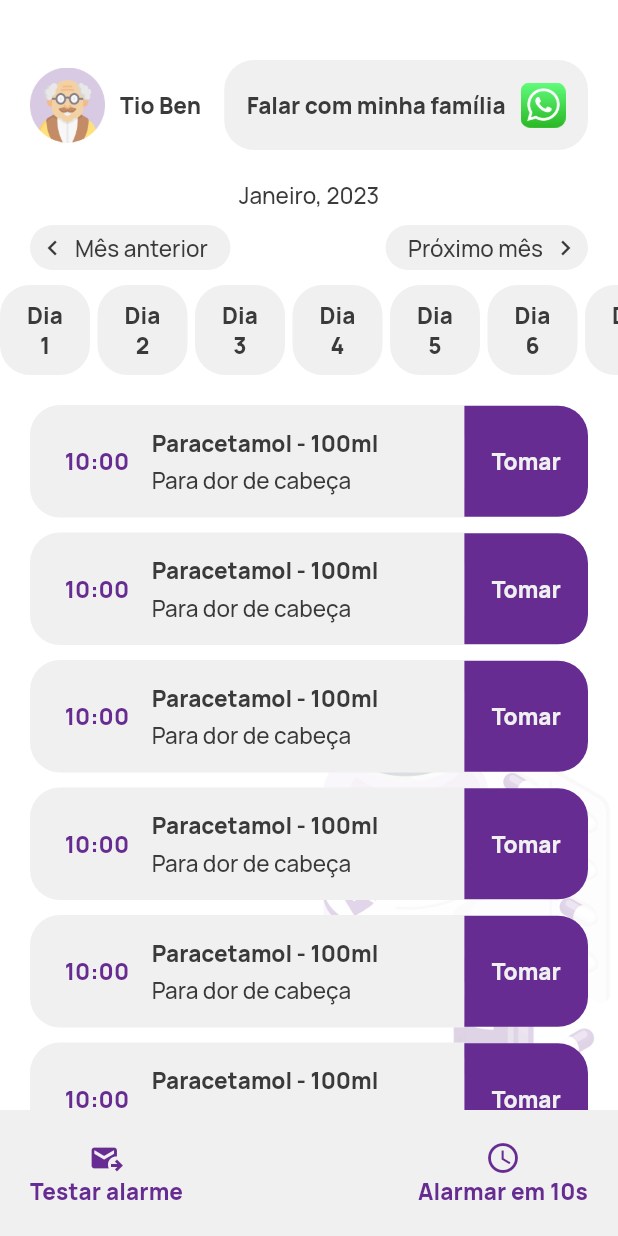
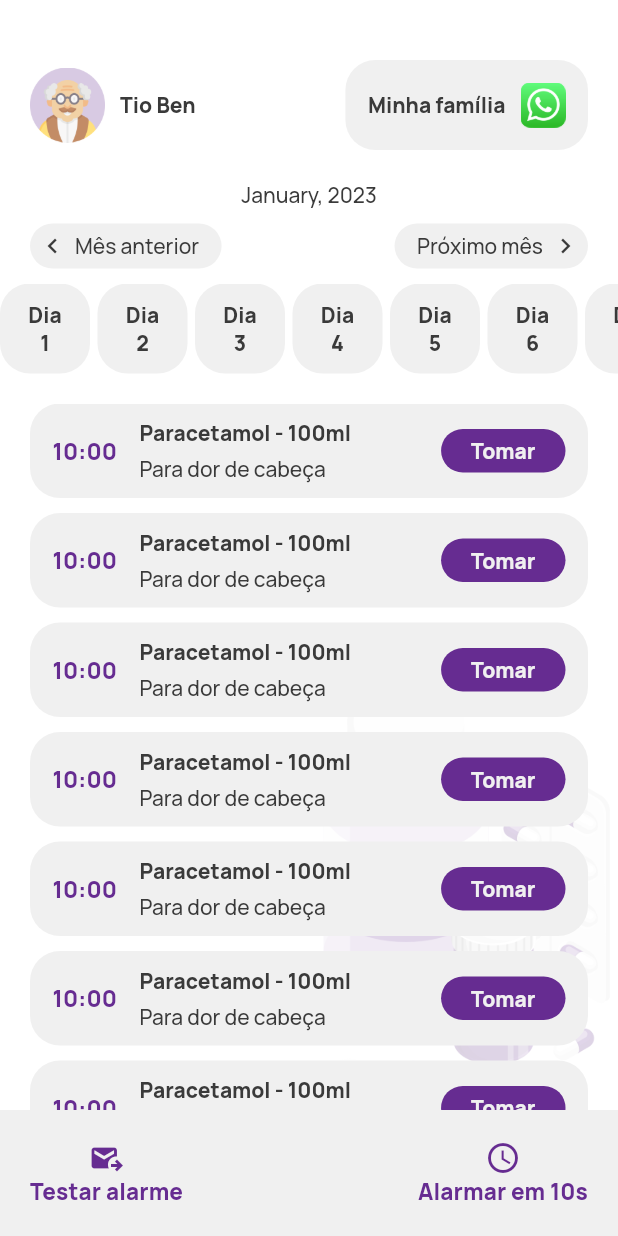
Before and after one commit to davidcbrl/medicine-app, a Flutter app: the screen it shows after launch, on a phone screen of 412 x 824 dp. Run offline on Flutter 3.47's test engine with Material 2 defaults, Android fonts, the phone set to English and light mode, and no system bars; our stand-ins replace awesome_notifications, get, get_storage.

Commit message:
Fixing layout issues and improving custom widgets

```diff
--- a/lib/controllers/chat_controller.dart
+++ b/lib/controllers/chat_controller.dart
@@ -2,9 +2,14 @@ import 'package:url_launcher/url_launcher.dart';
 
 class ChatController {
   Future<void> launchWhatsapp() async {
-    Uri url = Uri.parse('https://wa.me/+5541996194517?text=Preciso%20de%20ajuda%20com%20meu%20rem%C3%A9dio');
-    if (!await launchUrl(url)) {
-      throw Exception('Could not launch $url');
+    String text = 'Preciso de ajuda com o meu medicamento';
+    Uri url = Uri.parse('https://api.whatsapp.com/send?type=phone_number&phone=5541996194517&text=$text');
+
+    if (await canLaunchUrl(url)) {
+      await launchUrl(url, mode: LaunchMode.externalApplication);
+      return;
     }
+
+    throw 'Não foi possível abrir: $url';
   }
 }
--- a/lib/main.dart
+++ b/lib/main.dart
@@ -39,6 +39,7 @@ class _MyAppState extends State<MyApp> {
           secondary: Color(0xFF3A3A3A),
           tertiary: Color(0xFFF0F0F0),
           background: Color(0xFFFFFFFF),
+          error: Color(0xFFEB5757),
         ),
         textTheme: const TextTheme(
           titleLarge: TextStyle(
@@ -53,17 +54,17 @@ class _MyAppState extends State<MyApp> {
           ),
           labelMedium: TextStyle(
             color: Color(0xFF3A3A3A),
-            fontSize: 15,
+            fontSize: 14,
             fontWeight: FontWeight.w900,
           ),
           bodyMedium: TextStyle(
             color: Color(0xFF3A3A3A),
-            fontSize: 15,
+            fontSize: 14,
             fontWeight: FontWeight.w500,
           ),
           displayMedium: TextStyle(
             color: Color(0xFFF0F0F0),
-            fontSize: 15,
+            fontSize: 14,
             fontWeight: FontWeight.w900,
           ),
         )
--- a/lib/pages/home/home_page.dart
+++ b/lib/pages/home/home_page.dart
@@ -26,6 +26,8 @@ class _HomePageState extends State<HomePage> {
 
   @override
   Widget build(BuildContext context) {
+    List<Widget> medicines = List.generate(10, (index) => const CustomListItemWidget());
+    List<Widget> boxes = List.generate(2, (index) => const SizedBox(height: 100));
     return CustomPageWidget(
       hasPadding: false,
       body: Column(
@@ -46,7 +48,7 @@ class _HomePageState extends State<HomePage> {
                   label: 'Tio Ben',
                 ),
                 CustomSelectItemWidget(
-                  label: 'Falar com minha família',
+                  label: 'Minha família',
                   image: Image.asset(
                     'assets/img/whatsapp.png',
                     width: 30,
@@ -71,10 +73,7 @@ class _HomePageState extends State<HomePage> {
                 padding: EdgeInsets.zero,
                 controller: _scrollController,
                 physics: const AlwaysScrollableScrollPhysics(),
-                children: List.generate(
-                  10,
-                  (index) => const CustomListItemWidget(),
-                ),
+                children: [...medicines, ...boxes],
               ),
             ),
           ),
--- a/lib/pages/medicines/alarm_page.dart
+++ b/lib/pages/medicines/alarm_page.dart
@@ -40,7 +40,7 @@ class _AlarmPageState extends State<AlarmPage> {
                 label: 'Tio Ben',
               ),
               CustomSelectItemWidget(
-                label: 'Falar com minha família',
+                label: 'Minha família',
                 image: Image.asset(
                   'assets/img/whatsapp.png',
                   width: 30,
--- a/lib/providers/notification_provider.dart
+++ b/lib/providers/notification_provider.dart
@@ -72,7 +72,7 @@ class NotificationProvider {
         return AlertDialog(
           title: Text(
             'Permitir notificações',
-            style: Theme.of(context).textTheme.titleLarge,
+            style: Theme.of(context).textTheme.titleMedium,
           ),
           content: Column(
             mainAxisSize: MainAxisSize.min,
@@ -92,8 +92,8 @@ class NotificationProvider {
               },
               child: Text(
                 'Não permitir',
-                style: Theme.of(context).textTheme.titleLarge?.copyWith(
-                  color: Colors.redAccent,
+                style: Theme.of(context).textTheme.bodyMedium?.copyWith(
+                  color: Theme.of(context).colorScheme.error,
                 ),
               ),
             ),
@@ -104,8 +104,8 @@ class NotificationProvider {
               },
               child: Text(
                 'Permitir',
-                style: Theme.of(context).textTheme.titleLarge?.copyWith(
-                  color: Colors.green,
+                style: Theme.of(context).textTheme.labelMedium?.copyWith(
+                  color: Theme.of(context).colorScheme.primary,
                 ),
               ),
             ),
--- a/lib/widgets/custom_calendar_carousel_widget.dart
+++ b/lib/widgets/custom_calendar_carousel_widget.dart
@@ -1,16 +1,25 @@
 import 'package:flutter/material.dart';
+import 'package:intl/intl.dart';
 
-class CustomCalendarCarouselWidget extends StatelessWidget {
-  const CustomCalendarCarouselWidget({
-    super.key,
-  });
+class CustomCalendarCarouselWidget extends StatefulWidget {
+  const CustomCalendarCarouselWidget({super.key});
+
+  @override
+  State<CustomCalendarCarouselWidget> createState() => _CustomCalendarCarouselWidgetState();
+}
+
+class _CustomCalendarCarouselWidgetState extends State<CustomCalendarCarouselWidget> {
+  DateTime currentDate = DateTime.now();
+  DateTime displayDate = DateTime.now();
 
   @override
   Widget build(BuildContext context) {
+    DateFormat format = DateFormat('MMMM, yyyy');
+    var formattedDate = format.format(displayDate);
     return Column(
       children: [
         Text(
-          'Janeiro, 2023',
+          formattedDate,
           style: Theme.of(context).textTheme.bodyMedium,
         ),
         const SizedBox(
@@ -21,7 +30,13 @@ class CustomCalendarCarouselWidget extends StatelessWidget {
           child: Row(
             mainAxisAlignment: MainAxisAlignment.spaceBetween,
             children: [
-              Container(
+              InkWell(
+                onTap: () {
+                  setState(() {
+                    displayDate = DateTime(displayDate.year, displayDate.month - 1, displayDate.day);
+                  });
+                },
+                child: Container(
                   padding: const EdgeInsets.only(left: 5, top: 5, right: 15, bottom: 5),
                   decoration: BoxDecoration(
                     color: Theme.of(context).colorScheme.tertiary,
@@ -44,7 +59,14 @@ class CustomCalendarCarouselWidget extends StatelessWidget {
                     ],
                   ),
                 ),
-              Container(
+              ),
+              InkWell(
+                onTap: () {
+                  setState(() {
+                    displayDate = DateTime(displayDate.year, displayDate.month + 1, displayDate.day);
+                  });
+                },
+                child: Container(
                   padding: const EdgeInsets.only(left: 15, top: 5, right: 5, bottom: 5),
                   decoration: BoxDecoration(
                     color: Theme.of(context).colorScheme.tertiary,
@@ -67,6 +89,7 @@ class CustomCalendarCarouselWidget extends StatelessWidget {
                     ],
                   ),
                 ),
+              ),
             ],
           ),
         ),
@@ -77,15 +100,17 @@ class CustomCalendarCarouselWidget extends StatelessWidget {
           height: 60,
           child: ListView(
             scrollDirection: Axis.horizontal,
-            children: List.generate(
-              10,
+            children: [
+              ...List.generate(
+                DateTime(displayDate.year, displayDate.month, 0).day,
                 (index) {
+                  bool isToday = (index + 1) == currentDate.day && currentDate.month == displayDate.month;
                   return Row(
                     children: [
                       Container(
                         padding: const EdgeInsets.all(10),
                         decoration: BoxDecoration(
-                        color: Theme.of(context).colorScheme.tertiary,
+                          color: isToday ? Theme.of(context).colorScheme.primary : Theme.of(context).colorScheme.tertiary,
                           borderRadius: BorderRadius.circular(20),
                         ),
                         width: 60,
@@ -95,11 +120,11 @@ class CustomCalendarCarouselWidget extends StatelessWidget {
                           children: [
                             Text(
                               'Dia',
-                            style: Theme.of(context).textTheme.labelMedium,
+                              style: isToday ? Theme.of(context).textTheme.displayMedium : Theme.of(context).textTheme.labelMedium,
                             ),
                             Text(
                               '${index + 1}',
-                            style: Theme.of(context).textTheme.labelMedium,
+                              style: isToday ? Theme.of(context).textTheme.displayMedium : Theme.of(context).textTheme.labelMedium,
                             ),
                           ],
                         ),
@@ -111,6 +136,7 @@ class CustomCalendarCarouselWidget extends StatelessWidget {
                   );
                 },
               ),
+            ],
           ),
         ),
       ],
--- a/lib/widgets/custom_list_item_widget.dart
+++ b/lib/widgets/custom_list_item_widget.dart
@@ -7,20 +7,13 @@ class CustomListItemWidget extends StatelessWidget {
   Widget build(BuildContext context) {
     return Column(
       children: [
-        Row(
-          children: [
-            Expanded(
-              child: Container(
-                padding: const EdgeInsets.all(15),
+        Container(
+          padding: const EdgeInsets.symmetric(horizontal: 15, vertical: 10),
           decoration: BoxDecoration(
             color: Theme.of(context).colorScheme.tertiary,
-                  borderRadius: const BorderRadius.only(
-                    topLeft: Radius.circular(20),
-                    bottomLeft: Radius.circular(20),
-                  ),
+            borderRadius: BorderRadius.circular(20),
           ),
           child: Row(
-                  mainAxisAlignment: MainAxisAlignment.center,
             children: [
               Text(
                 '10:00',
@@ -29,7 +22,9 @@ class CustomListItemWidget extends StatelessWidget {
               const SizedBox(
                 width: 15,
               ),
-                    Column(
+              Expanded(
+                child: Column(
+                  mainAxisAlignment: MainAxisAlignment.start,
                   crossAxisAlignment: CrossAxisAlignment.start,
                   children: [
                     SizedBox(
@@ -61,27 +56,20 @@ class CustomListItemWidget extends StatelessWidget {
                     ),
                   ],
                 ),
-                  ],
               ),
-              ),
+              const SizedBox(
+                width: 15,
               ),
               InkWell(
                 onTap: () {
                   return;
                 },
                 child: Container(
-                padding: const EdgeInsets.symmetric(vertical: 27),
+                  padding: const EdgeInsets.symmetric(horizontal: 20, vertical: 5),
                   decoration: BoxDecoration(
                     color: Theme.of(context).colorScheme.primary,
-                  borderRadius: const BorderRadius.only(
-                    topRight: Radius.circular(20),
-                    bottomRight: Radius.circular(20),
+                    borderRadius: BorderRadius.circular(20),
                   ),
-                ),
-                child: Row(
-                  children: [
-                    SizedBox(
-                      width: MediaQuery.of(context).size.width * 0.2,
                   child: Text(
                     'Tomar',
                     textAlign: TextAlign.center,
@@ -90,11 +78,9 @@ class CustomListItemWidget extends StatelessWidget {
                     maxLines: 1,
                   ),
                 ),
+              ),
             ],
           ),
-              ),
-            ),
-          ],
         ),
         const SizedBox(
           height: 10,
```
Also changed, not shown: pubspec.yaml (+7 -66 lines), pubspec.lock, 1 other file. Lines whose indentation alone changed are shown as unchanged.
